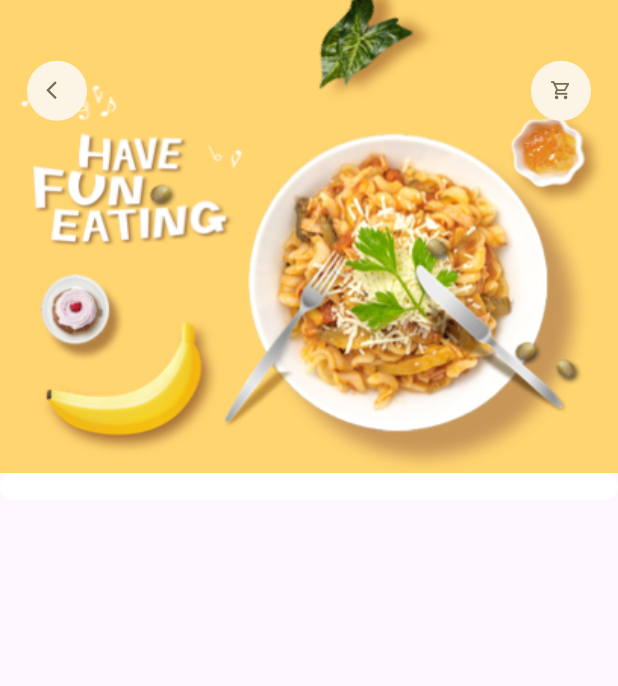
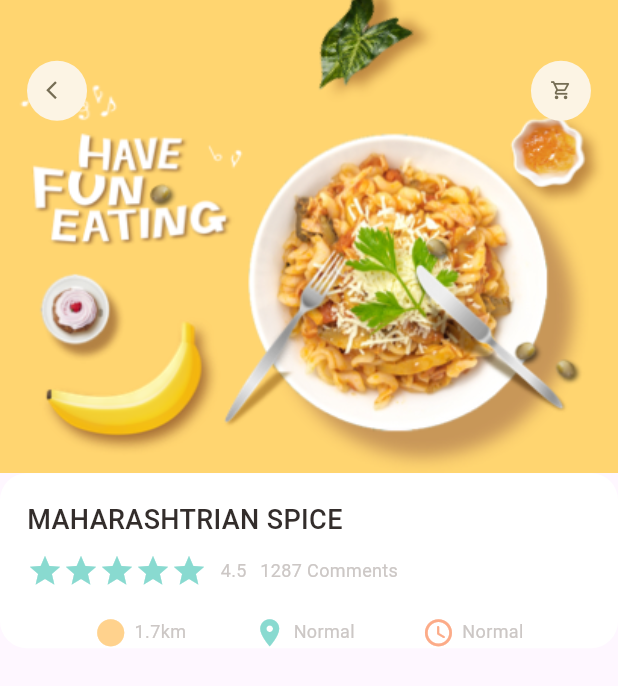
Before and after one commit to shreywhatt/STRATOS-CAFE, a Flutter app: the screen it shows after launch, on a phone screen of 412 x 824 dp. Shown: the top 686 px of the screen. Run offline on Flutter 3.47's test engine with Material 3 defaults, Android fonts, the phone set to English and light mode, and no system bars; our stand-ins replace dots_indicator, get.

Commit message:
Food page for items displayed on the main food page.

```diff
--- a/lib/pages/food/popular_food_detail.dart
+++ b/lib/pages/food/popular_food_detail.dart
@@ -1,6 +1,11 @@
 import 'package:flutter/material.dart';
 import 'package:stratos_cafe/utils/dimensions.dart';
 import 'package:stratos_cafe/widgets/app_icon.dart';
+
+import '../../utils/colors.dart';
+import '../../widgets/big_texts.dart';
+import '../../widgets/icon_and_text_widget.dart';
+import '../../widgets/small_texts.dart';
 
 class PopularFoodDetail extends StatelessWidget {
   const PopularFoodDetail({super.key});
@@ -47,6 +52,44 @@ class PopularFoodDetail extends StatelessWidget {
                   borderRadius: BorderRadius.circular(Dimensions.radius20),
                   color: Colors.white,
                 ),
+                child: Column(
+                  crossAxisAlignment: CrossAxisAlignment.start,
+                  children: [
+                    BigTexts(text: "MAHARASHTRIAN SPICE", ),
+                    SizedBox(height: Dimensions.height10,),
+                    Row(
+                      //rating stars and comments etc
+                      children: [
+                        //rating stars comments etc
+                        Wrap(
+                          children: List.generate(5, (index) => Icon(Icons.star, color: AppColors.mainColor)),
+                        ),
+                        SizedBox(width: Dimensions.width10,),
+                        SmallTexts(text: "4.5"),
+                        SizedBox(width: Dimensions.width10,),
+                        SmallTexts(text: "1287 "),
+                        SmallTexts(text: "Comments"),
+                      ],
+                    ),
+
+                    //third row of smaller box having three more columns - location time etc
+                    SizedBox(height: Dimensions.height20,),
+                    Row(
+                      mainAxisAlignment: MainAxisAlignment.spaceEvenly,
+                      children: [
+                        IconAndTextWidget(icon: Icons.circle_sharp,
+                          text: "1.7km",
+                          iconColor: AppColors.iconColor1,),
+                        IconAndTextWidget(icon: Icons.location_on,
+                          text: "Normal",
+                          iconColor: AppColors.mainColor,),
+                        IconAndTextWidget(icon: Icons.access_time_rounded,
+                          text: "Normal",
+                          iconColor: AppColors.iconColor2,)
+                      ],
+                    )
+                  ],
+                ),
 
           )),
         ],
```
